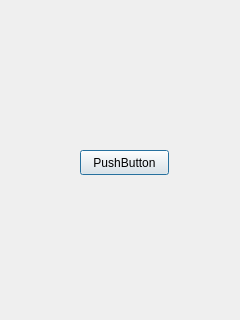
First picture: the form in Mapowanie2/welcomedialog.ui, repository Mmichal1/Ultrasonic-Mapping, before the edit.
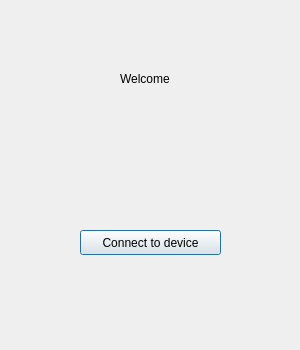
Second picture: the form after the edit.

Commit message: change welcome window | add checksum

Diff of the .ui file:
```diff
--- a/Mapowanie2/welcomedialog.ui
+++ b/Mapowanie2/welcomedialog.ui
@@ -6,24 +6,49 @@
    <rect>
     <x>0</x>
     <y>0</y>
-    <width>240</width>
-    <height>320</height>
+    <width>300</width>
+    <height>350</height>
    </rect>
   </property>
+  <property name="minimumSize">
+   <size>
+    <width>300</width>
+    <height>350</height>
+   </size>
+  </property>
+  <property name="maximumSize">
+   <size>
+    <width>300</width>
+    <height>350</height>
+   </size>
+  </property>
   <property name="windowTitle">
    <string>Dialog</string>
   </property>
-  <widget class="QPushButton" name="continueButton">
+  <widget class="QLabel" name="label">
+   <property name="geometry">
+    <rect>
+     <x>120</x>
+     <y>70</y>
+     <width>67</width>
+     <height>17</height>
+    </rect>
+   </property>
+   <property name="text">
+    <string>Welcome</string>
+   </property>
+  </widget>
+  <widget class="QPushButton" name="connectButton">
    <property name="geometry">
     <rect>
      <x>80</x>
-     <y>150</y>
-     <width>89</width>
+     <y>230</y>
+     <width>141</width>
      <height>25</height>
     </rect>
    </property>
    <property name="text">
-    <string>PushButton</string>
+    <string>Connect to device</string>
    </property>
   </widget>
  </widget>
```
The commit also changes 8 other files.
